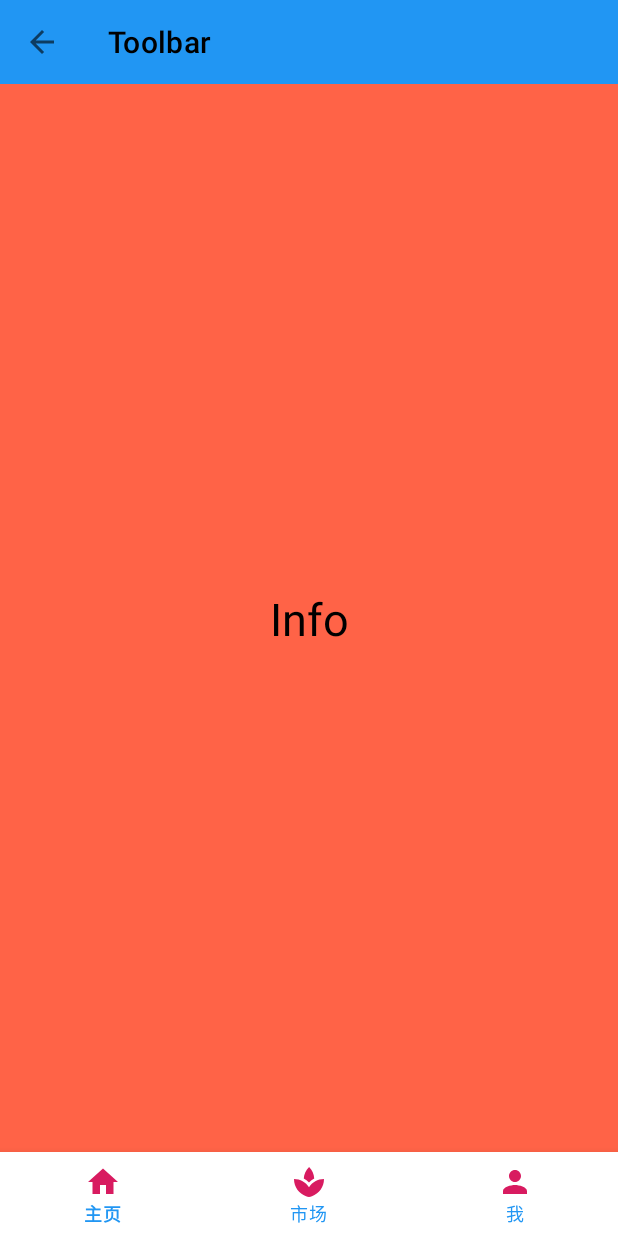
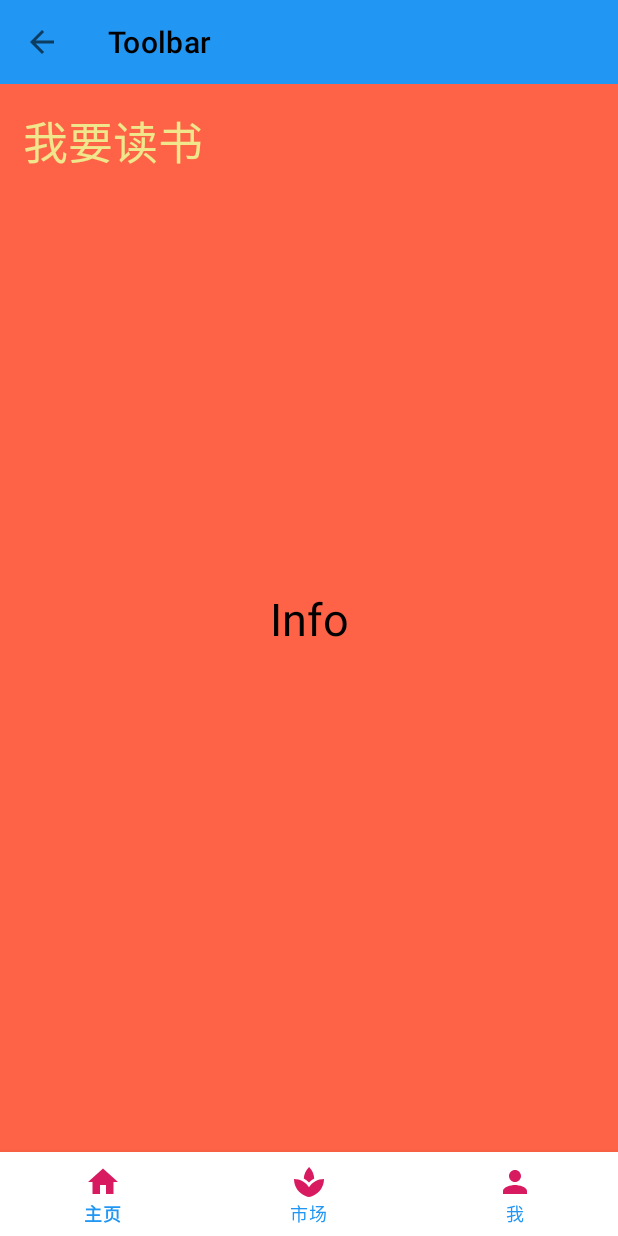
Before and after one commit to xqgithub/jetpack, an Android app: the InfoFragment screen opened directly, with no data from a screen before it, on a phone screen of 412 x 824 dp. Run offline under Robolectric (Android 15) with nearby library versions, the phone set to English and light mode, and no system bars; our stand-ins replace navigation-ui.

Commit message:
1.ROOM 框架学习，添加BOOK表，增加外键 2.Room数据库升级操作

```diff
--- a/app/src/main/java/com/example/jetpack/data/entity/User.kt
+++ b/app/src/main/java/com/example/jetpack/data/entity/User.kt
@@ -1,6 +1,6 @@
 package com.example.jetpack.data.entity
 
-import android.graphics.Bitmap
+import android.location.Address
 import androidx.room.*
 
 @Entity(
@@ -14,7 +14,9 @@ data class User(
     @ColumnInfo(name = "pass_word")
     val password: String,
     @ColumnInfo(name = "user_age")
-    val userage: Int
+    val userage: Int,
+    @ColumnInfo(name = "user_address")
+    val address: String? = ""
 ) {
     @PrimaryKey(autoGenerate = true)
     @ColumnInfo(name = "user_id")
--- a/app/src/main/java/com/example/jetpack/ui/fragment/login/RegisterFragment.kt
+++ b/app/src/main/java/com/example/jetpack/ui/fragment/login/RegisterFragment.kt
@@ -59,7 +59,8 @@ class RegisterFragment : Fragment() {
             val email = et_email.text.toString().trim()
             val account = et_account.text.toString().trim()
             val pwd = et_pwd.text.toString().trim()
-            val user = User(account, email, pwd, 30)
+//            val user = User(account, email, pwd, 30)
+            val user = User(account, email, pwd, 30, "新世界---人鱼岛")
             scope.launch {
                 withContext(Dispatchers.IO) {
                     val num = MyApplication.appDatabase.userDao().insertUser(user)
--- a/app/src/main/java/com/example/jetpack/ui/fragment/main/InfoFragment.kt
+++ b/app/src/main/java/com/example/jetpack/ui/fragment/main/InfoFragment.kt
@@ -6,11 +6,23 @@ import android.view.View
 import android.view.ViewGroup
 import androidx.fragment.app.Fragment
 import com.example.jetpack.R
+import com.example.jetpack.application.MyApplication
+import com.example.jetpack.data.entity.Book
+import com.example.jetpack.utils.SPreferenceUtils
+import kotlinx.android.synthetic.main.fragment_info.*
+import kotlinx.coroutines.CoroutineScope
+import kotlinx.coroutines.Dispatchers
+import kotlinx.coroutines.launch
+import kotlinx.coroutines.withContext
 
 /**
  * 首页---info页面
  */
 class InfoFragment : Fragment() {
+
+    private val scope = CoroutineScope(Dispatchers.Main)
+
+
     override fun onCreateView(
         inflater: LayoutInflater, container: ViewGroup?,
         savedInstanceState: Bundle?
@@ -21,5 +33,25 @@ class InfoFragment : Fragment() {
 
     override fun onViewCreated(view: View, savedInstanceState: Bundle?) {
         super.onViewCreated(view, savedInstanceState)
+
+        var logined_username: String by SPreferenceUtils(
+            context!!,
+            "user",
+            "username",
+            "我是已经登录的用户"
+        )
+
+        tv_readbook.setOnClickListener {
+            scope.launch {
+                withContext(Dispatchers.IO) {
+                    //1.获取当前登录用户的信息
+                    var user = MyApplication.appDatabase.userDao().getUserByUsername(logined_username)
+                    user?.let {
+                        MyApplication.appDatabase.bookDao().insertBook(Book("Android学习阶段一_${it.username}", it.id))
+                        MyApplication.appDatabase.bookDao().insertBook(Book("Android学习阶段二_${it.username}", it.id))
+                    }
+                }
+            }
+        }
     }
 }
--- a/app/src/main/res/layout/fragment_info.xml
+++ b/app/src/main/res/layout/fragment_info.xml
@@ -18,4 +18,18 @@
         app:layout_constraintStart_toStartOf="parent"
         app:layout_constraintTop_toTopOf="parent" />
 
+
+    <TextView
+        android:id="@+id/tv_readbook"
+        android:layout_width="wrap_content"
+        android:layout_height="wrap_content"
+        android:layout_marginStart="15dp"
+        android:layout_marginTop="15dp"
+        android:text="我要读书"
+        android:textColor="#F0E68C"
+        android:textSize="30sp"
+        app:layout_constraintStart_toStartOf="parent"
+        app:layout_constraintTop_toTopOf="parent" />
+
+
 </androidx.constraintlayout.widget.ConstraintLayout>
```
Also changed, not shown: app/src/main/java/com/example/jetpack/data/AppDatabase.kt (+17 -2 lines), app/src/main/java/com/example/jetpack/data/dao/BookDao.kt (added, +18 -0 lines), app/src/main/java/com/example/jetpack/data/entity/Book.kt (added, +19 -0 lines), app/src/main/java/com/example/jetpack/ui/viewmodel/LoginModel.kt (+12 -1 lines), app/src/main/java/com/example/jetpack/utils/SPreferenceUtils.kt (added, +73 -0 lines), 1 other file.
